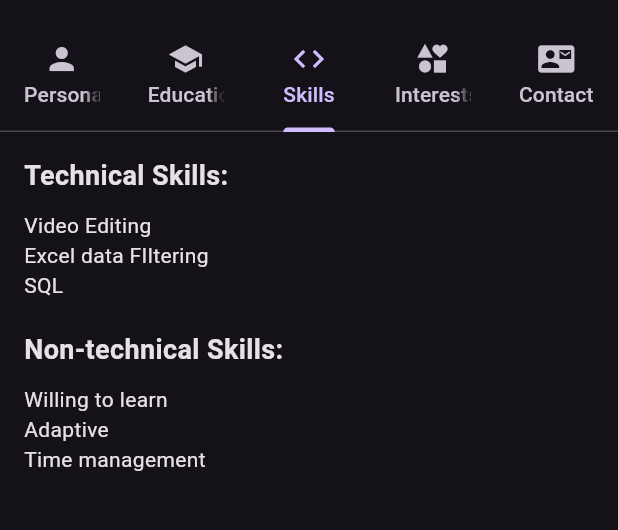
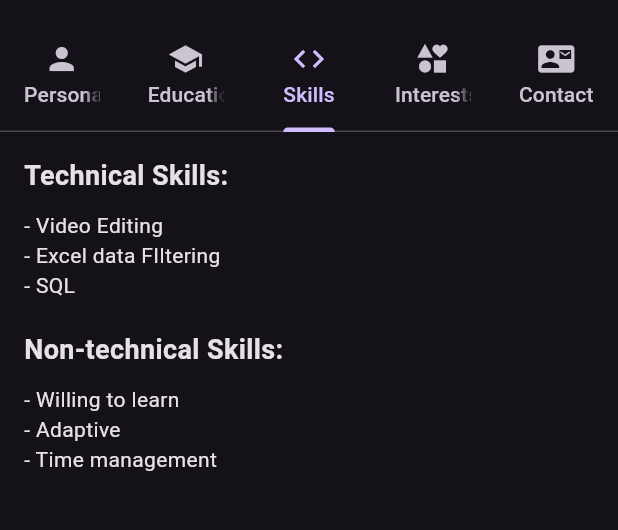
Before and after one commit to MrFranzu/flutter_app, a Flutter app: the screen it shows after launch, tab 3 chosen, on a phone screen of 412 x 824 dp, the part 63-593 px from its top. Run offline on Flutter 3.47's test engine with Material 3 defaults, Android fonts, the phone set to English and light mode, and no system bars.

Commit message:
skills.dart

```diff
--- a/lib/skills.dart
+++ b/lib/skills.dart
@@ -14,9 +14,9 @@ class Skills extends StatelessWidget {
             style: TextStyle(fontSize: 18, fontWeight: FontWeight.bold),
           ),
           SizedBox(height: 10),
-          Text('Video Editing'),
-          Text('Excel data FIltering'),
-          Text('SQL'),
+          Text('- Video Editing'),
+          Text('- Excel data FIltering'),
+          Text('- SQL'),
 
           SizedBox(height: 20),
           Text(
@@ -24,9 +24,9 @@ class Skills extends StatelessWidget {
             style: TextStyle(fontSize: 18, fontWeight: FontWeight.bold),
           ),
           SizedBox(height: 10),
-          Text('Willing to learn'),
-          Text('Adaptive'),
-          Text('Time management'),
+          Text('- Willing to learn'),
+          Text('- Adaptive'),
+          Text('- Time management'),
         ],
       ),
     );
```
